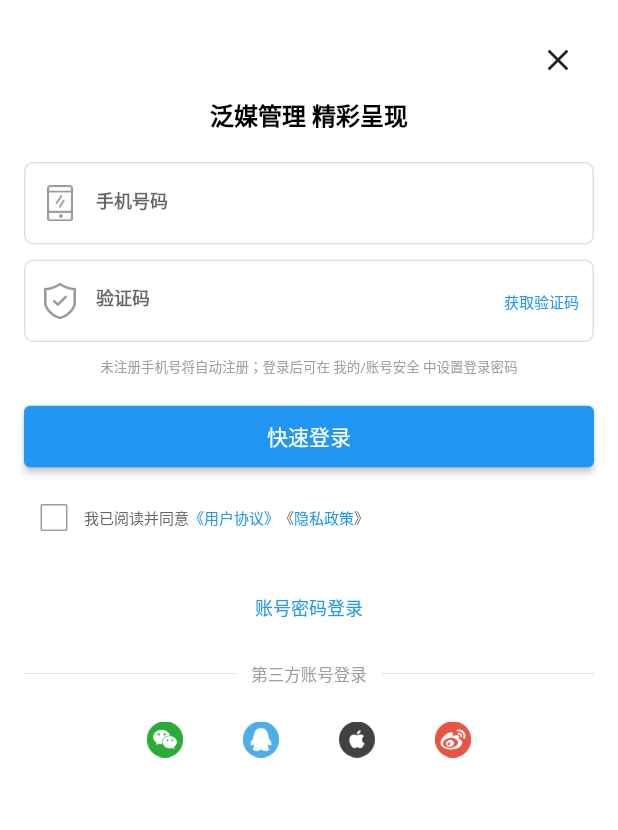
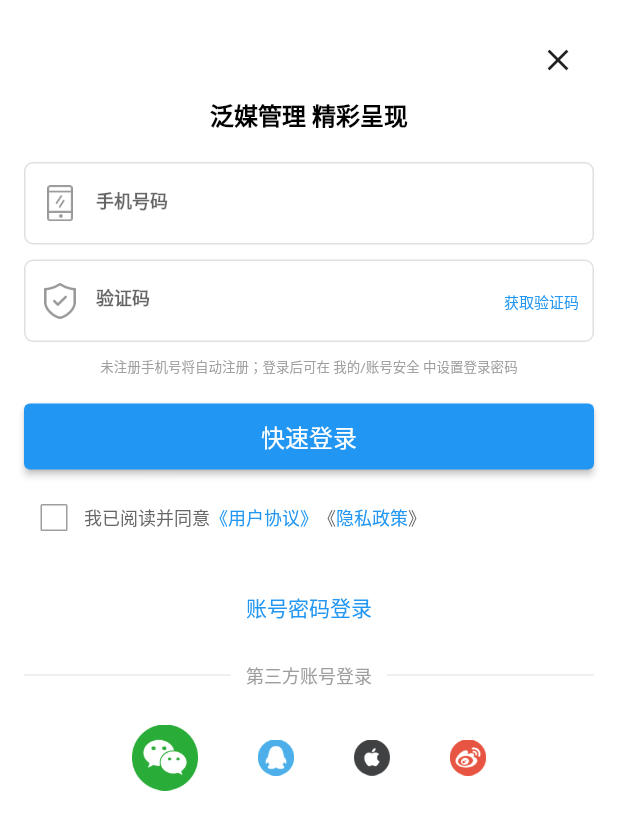
Before and after one commit to KysonLi/flutter_fmlinker, a Flutter app: the LoginScreen screen opened by its route, on a phone screen of 412 x 824 dp. Shown: the top 830 px of the screen. Run offline on Flutter 3.47's test engine with Material 2 defaults, Android fonts, the phone set to English and light mode, and no system bars; our stand-ins replace cached_network_image, carousel_slider, device_info_plus, dio, flutter_easyloading, go_router and 8 more; missing offline and left inert: dart:html, fluwx; accounts and stored records are empty; network calls fail.

Commit message:
style(login_screen): 调整登录页多处文字大小与按钮尺寸
统一优化登录页面的文案字号，将第三方登录按钮尺寸从40调整为60，提升页面视觉效果与可点击区域

```diff
--- a/lib/screens/auth/login_screen.dart
+++ b/lib/screens/auth/login_screen.dart
@@ -531,7 +531,7 @@ class _LoginScreenState extends State<LoginScreen> {
                             )
                           : Text(
                               _loginType == LoginType.sms ? '快速登录' : '立即登录',
-                              style: const TextStyle(fontSize: 14, color: Colors.white),
+                              style: const TextStyle(fontSize: 16, color: Colors.white),
                             ),
                     ),
                   ),
@@ -558,7 +558,7 @@ class _LoginScreenState extends State<LoginScreen> {
                                 text: '《用户协议》',
                                 style: const TextStyle(
                                   color: Colors.blue,
-                                  fontSize: 10,
+                                  fontSize: 12,
                                 ),
                                 recognizer: TapGestureRecognizer()..onTap = _openUserAgreement,
                               ),
@@ -567,7 +567,7 @@ class _LoginScreenState extends State<LoginScreen> {
                                 text: '隐私政策',
                                 style: const TextStyle(
                                   color: Colors.blue,
-                                  fontSize: 10,
+                                  fontSize: 12,
                                 ),
                                 recognizer: TapGestureRecognizer()..onTap = _openPrivacyPolicy,
                               ),
@@ -575,7 +575,7 @@ class _LoginScreenState extends State<LoginScreen> {
                             ],
                           ),
                           style: const TextStyle(
-                            fontSize: 10,
+                            fontSize: 12,
                           ),
                         ),
                       ),
@@ -599,7 +599,7 @@ class _LoginScreenState extends State<LoginScreen> {
                             : '手机验证码登录',
                         style: const TextStyle(
                           color: Colors.blue,
-                          fontSize: 12,
+                          fontSize: 14,
                         ),
                       ),
                     ),
@@ -621,7 +621,7 @@ class _LoginScreenState extends State<LoginScreen> {
                           Text(
                             '第三方账号登录',
                             style: TextStyle(
-                              fontSize: 11,
+                              fontSize: 12,
                               color: Colors.grey,
                             ),
                           ),
@@ -641,8 +641,8 @@ class _LoginScreenState extends State<LoginScreen> {
                           GestureDetector(
                             onTap: () => _thirdPartyLogin('wechat'),
                             child: Container(
-                              width: 40,
-                              height: 40 * s,
+                              width: 60,
+                              height: 60 * s,
                               padding: const EdgeInsets.all(8),
                               child: Image.asset(
                                 'assets/icons/wechat.png',
```
